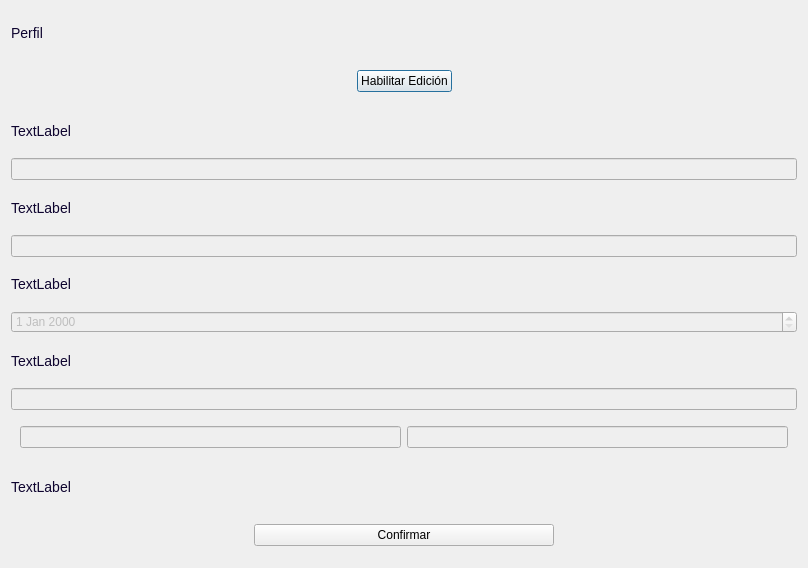
The window that app/ui/perfil.ui (Brando-1510/Proyecto-Integrador-2.0) describes before a commit, drawn with Qt 5.
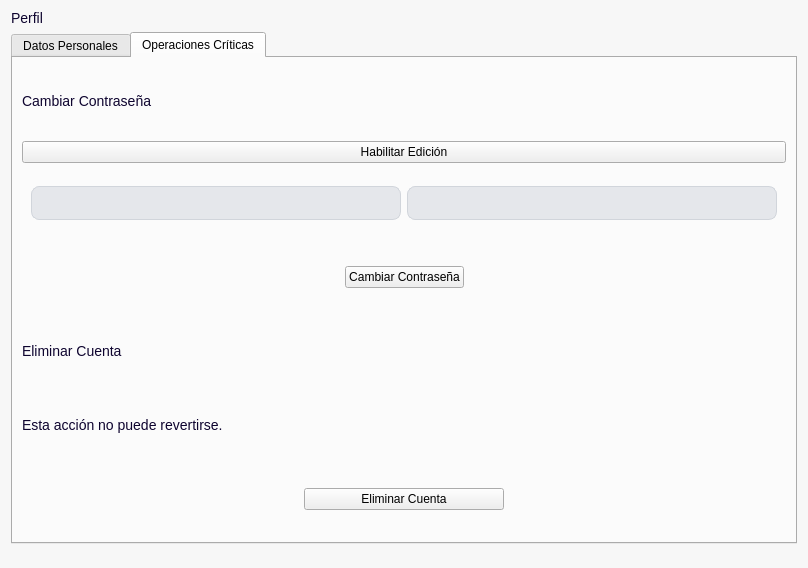
The same window after the commit. Icons and pictures are not drawn.

```diff
--- a/app/ui/perfil.ui
+++ b/app/ui/perfil.ui
@@ -14,7 +14,7 @@
    <string>Dialog</string>
   </property>
   <property name="styleSheet">
-   <string notr="true">Dialog{
+   <string notr="true">QDialog{
 background-color:#f7f7f7;
 }
 QLabel{
@@ -27,7 +27,7 @@
 font-weight: bold;
 }
 QLabel[texto=&quot;TituloPrincipal&quot;]{
-font-size:18px;
+font-size:20px;
 font-weight:bold;
 }
 QLabel[texto=&quot;Valor&quot;]{
@@ -87,12 +87,147 @@
 QPushButton[boton=&quot;Secundario&quot;]:pressed {
     background-color: rgba(131, 117, 174, 0.9);
 }
+/* --- BOTÓN TEXTO --- */
 
+QPushButton[boton=&quot;BotonTexto&quot;] {
+    border: none;
+    background: transparent;
+    padding: 0px;
+    margin: 0px;
+    color: #0E042F;
+    font-weight: bold;
+    font-size: 16px;
+}
+
+QPushButton[boton=&quot;BotonTexto&quot;]:hover {
+    color: #6C6686;
+    background: transparent;
+}
+
+QPushButton[boton=&quot;BotonTexto&quot;]:pressed,
+QPushButton[boton=&quot;BotonTexto&quot;]:focus {
+    border: none;
+    background: transparent;
+    outline: none;
+}
+
+/*
+-----------------------------------------------------------------------------------------------------
+Inputs
+-----------------------------------------------------------------------------------------------------*/
+/* --- ESTADO BASE --- */
+QLineEdit, QDateEdit, QPlainTextEdit, QComboBox {
+    background-color: #F8F9FA; 
+    border: 1px solid #D1D5DB; 
+    border-radius: 8px;     
+    padding: 8px 12px;         
+    color: #333333;          
+}
+
+/* --- CUANDO EL MOUSE ESTÁ ENCIMA (HOVER) --- */
+QLineEdit:hover, QDateEdit:hover, QPlainTextEdit:hover, QComboBox:hover {
+    border: 1px solid #9CA3AF;
+    background-color: #F3F4F6;
+}
+
+/* --- CUANDO TIENE EL FOCO / SE ESTÁ ESCRIBIENDO (FOCUS) --- */
+QLineEdit:focus, QDateEdit:focus, QPlainTextEdit:focus, QComboBox:focus {
+    border: 2px solid #744bcc;
+    background-color: #FFFFFF;
+}
+
+/* --- CUANDO EL CAMPO ESTÁ DESHABILITADO (DISABLED) --- */
+QLineEdit:disabled, QDateEdit:disabled, QPlainTextEdit:disabled, QComboBox:disabled {
+    background-color: #E5E7EB;
+    color: #9CA3AF;
+    border: 1px solid #D1D5DB;
+}
+
+/* --- ESTILO ESPECÍFICO PARA EL BOTÓN DE FLECHA EN QDATEEDIT --- */
+QDateEdit::drop-down {
+    subcontrol-origin: padding;
+    subcontrol-position: top right;
+    width: 20px;
+    border-left-width: 1px;
+    border-left-color: #D1D5DB;
+    border-left-style: solid;
+    border-top-right-radius: 8px;
+    border-bottom-right-radius: 8px;
+}
+
+/* --- ESTILO DEL QCOMBOBOX --- */
+QComboBox {
+    background-color: #F8F9FA;
+    border: 1px solid #D1D5DB;
+    border-radius: 8px;
+    padding: 8px 12px;
+    padding-right: 30px;
+    color: #333333;
+}
+
+QComboBox:hover {
+    border: 1px solid #9CA3AF;
+    background-color: #F3F4F6;
+}
+
+QComboBox:focus {
+    border: 2px solid #744bcc;
+    background-color: #FFFFFF;
+}
+
+QComboBox:disabled {
+    background-color: #E5E7EB;
+    color: #9CA3AF;
+    border: 1px solid #D1D5DB;
+}
+
+/* --- BOTÓN DE DESPLEGAR --- */
+QComboBox::drop-down {
+    subcontrol-origin: padding;
+    subcontrol-position: top right;
+    width: 30px;
+    border-left: 1px solid #D1D5DB;
+    border-top-right-radius: 8px;
+    border-bottom-right-radius: 8px;
+}
+
+/* --- FLECHA --- */
+QComboBox::down-arrow {
+    image: url(:/icons/chevron.svg);
+    width: 12px;
+    height: 12px;
+}
+/* --- LISTA DESPLEGABLE DEL QCOMBOBOX --- */
+QComboBox QAbstractItemView {
+    background-color: #FFFFFF;
+    border: 1px solid #D1D5DB;
+    border-radius: 8px;
+    padding: 4px;
+    color: #333333;
+    selection-background-color: #744bcc;
+    selection-color: #FFFFFF;
+}
+
+/* --- HOVER DE LOS ELEMENTOS DEL QCOMBOBOX --- */
+QComboBox QAbstractItemView::item:hover {
+    background-color: #F3F4F6;
+    color: #333333;
+}
 </string>
   </property>
   <layout class="QVBoxLayout" name="verticalLayout">
+   <property name="topMargin">
+    <number>10</number>
+   </property>
+   <property name="bottomMargin">
+    <number>0</number>
+   </property>
    <item>
     <widget class="QLabel" name="label">
+     <property name="styleSheet">
+      <string notr="true">qproperty-alignment: 'AlignCenter';
+</string>
+     </property>
      <property name="text">
       <string>Perfil</string>
      </property>
@@ -102,7 +237,72 @@
     </widget>
    </item>
    <item>
+    <widget class="QTabWidget" name="tabWidget">
+     <property name="styleSheet">
+      <string notr="true">QTabWidget {
+    background-color: transparent;
+}
+
+QTabWidget::pane {
+    border: none;
+    background-color: transparent;
+}
+
+QTabWidget &gt; QWidget {
+    background-color: transparent;
+}
+
+QTabBar {
+    background-color: transparent;
+    qproperty-drawBase: 0;
+}
+
+QTabBar::tab {
+    background: transparent;
+    color: #79668E;
+    padding: 8px 16px;
+    border: none;
+    border-bottom: 2px solid transparent;
+   
+    min-width: 180px; 
+    
+    margin-right: 0px; /* Cambiar a 0px ayuda a que no queden huecos feos */
+    font-family: &quot;Manrope&quot;, &quot;Segoe UI&quot;, sans-serif;
+    font-size: 13px;
+    font-weight: 600;
+}
+
+
+QTabBar::tab:hover {
+    color: #16094C;
+    border-bottom: 2px solid #D6CEE5; /* Línea tenue al pasar el ratón */
+}
+
+QTabBar::tab:selected {
+    background: transparent;
+    color: #16094C; /* Púrpura oscuro para texto activo */
+    border-bottom: 3px solid #16094C; /* Indicador de línea activa */
+}</string>
+     </property>
+     <property name="currentIndex">
+      <number>1</number>
+     </property>
+     <widget class="QWidget" name="tab">
+      <attribute name="title">
+       <string>Datos Personales</string>
+      </attribute>
+      <layout class="QVBoxLayout" name="verticalLayout_2">
+       <property name="bottomMargin">
+        <number>0</number>
+       </property>
+       <item>
     <widget class="QWidget" name="widget" native="true">
+         <property name="maximumSize">
+          <size>
+           <width>16777215</width>
+           <height>100</height>
+          </size>
+         </property>
      <layout class="QHBoxLayout" name="horizontalLayout">
       <item>
        <spacer name="horizontalSpacer">
@@ -145,13 +345,19 @@
    </item>
    <item>
     <widget class="QLabel" name="label_2">
+         <property name="maximumSize">
+          <size>
+           <width>16777215</width>
+           <height>20</height>
+          </size>
+         </property>
      <property name="text">
-      <string>TextLabel</string>
+          <string>Nombre de Usuario</string>
      </property>
     </widget>
    </item>
    <item>
-    <widget class="QLineEdit" name="lineEdit">
+        <widget class="QLineEdit" name="nombreUsuario">
      <property name="enabled">
       <bool>false</bool>
      </property>
@@ -159,13 +365,19 @@
    </item>
    <item>
     <widget class="QLabel" name="label_3">
+         <property name="maximumSize">
+          <size>
+           <width>16777215</width>
+           <height>20</height>
+          </size>
+         </property>
      <property name="text">
-      <string>TextLabel</string>
+          <string>Email</string>
      </property>
     </widget>
    </item>
    <item>
-    <widget class="QLineEdit" name="lineEdit_2">
+        <widget class="QLineEdit" name="email">
      <property name="enabled">
       <bool>false</bool>
      </property>
@@ -173,62 +385,33 @@
    </item>
    <item>
     <widget class="QLabel" name="label_4">
-     <property name="text">
-      <string>TextLabel</string>
-     </property>
-    </widget>
-   </item>
-   <item>
-    <widget class="QDateEdit" name="dateEdit">
-     <property name="enabled">
-      <bool>false</bool>
-     </property>
-    </widget>
-   </item>
-   <item>
-    <widget class="QLabel" name="label_5">
+         <property name="maximumSize">
+          <size>
+           <width>16777215</width>
+           <height>20</height>
+          </size>
+         </property>
      <property name="text">
-      <string>TextLabel</string>
+          <string>Fecha de Nacimiento</string>
      </property>
     </widget>
    </item>
    <item>
-    <widget class="QLineEdit" name="lineEdit_3">
+        <widget class="QDateEdit" name="inputFecha">
      <property name="enabled">
       <bool>false</bool>
      </property>
     </widget>
    </item>
    <item>
-    <widget class="QWidget" name="widget_2" native="true">
-     <layout class="QHBoxLayout" name="horizontalLayout_3">
-      <item>
-       <widget class="QLineEdit" name="lineEdit_4">
-        <property name="enabled">
-         <bool>false</bool>
-        </property>
-       </widget>
-      </item>
-      <item>
-       <widget class="QLineEdit" name="lineEdit_5">
-        <property name="enabled">
-         <bool>false</bool>
-        </property>
-       </widget>
-      </item>
-     </layout>
-    </widget>
-   </item>
-   <item>
-    <widget class="QLabel" name="label_6">
-     <property name="text">
-      <string>TextLabel</string>
-     </property>
-    </widget>
-   </item>
-   <item>
-    <widget class="QWidget" name="widget_3" native="true">
-     <layout class="QHBoxLayout" name="horizontalLayout_2">
+        <widget class="QWidget" name="widget_4" native="true">
+         <property name="maximumSize">
+          <size>
+           <width>16777215</width>
+           <height>50</height>
+          </size>
+         </property>
+         <layout class="QHBoxLayout" name="horizontalLayout_4">
       <item>
        <widget class="QPushButton" name="pushButton_2">
         <property name="maximumSize">
@@ -246,6 +429,143 @@
        </widget>
       </item>
      </layout>
+        </widget>
+       </item>
+      </layout>
+     </widget>
+     <widget class="QWidget" name="tab_2">
+      <attribute name="title">
+       <string>Operaciones Críticas</string>
+      </attribute>
+      <layout class="QVBoxLayout" name="verticalLayout_3">
+       <item>
+        <widget class="QLabel" name="label_6">
+         <property name="text">
+          <string>Cambiar Contraseña</string>
+         </property>
+         <property name="texto" stdset="0">
+          <string>Destacado</string>
+         </property>
+        </widget>
+       </item>
+       <item>
+        <widget class="QPushButton" name="habilitarContrasena">
+         <property name="text">
+          <string>Habilitar Edición</string>
+         </property>
+         <property name="boton" stdset="0">
+          <string>BotonTexto</string>
+         </property>
+        </widget>
+       </item>
+       <item>
+        <widget class="QWidget" name="widget_2" native="true">
+         <layout class="QHBoxLayout" name="horizontalLayout_3">
+          <item>
+           <widget class="QLineEdit" name="contra">
+            <property name="enabled">
+             <bool>false</bool>
+            </property>
+           </widget>
+          </item>
+          <item>
+           <widget class="QLineEdit" name="confirmarContra">
+            <property name="enabled">
+             <bool>false</bool>
+            </property>
+           </widget>
+          </item>
+         </layout>
+        </widget>
+       </item>
+       <item>
+        <widget class="QWidget" name="widget_5" native="true">
+         <layout class="QHBoxLayout" name="horizontalLayout_5">
+          <item>
+           <spacer name="horizontalSpacer_3">
+            <property name="orientation">
+             <enum>Qt::Horizontal</enum>
+            </property>
+            <property name="sizeHint" stdset="0">
+             <size>
+              <width>40</width>
+              <height>20</height>
+             </size>
+            </property>
+           </spacer>
+          </item>
+          <item>
+           <widget class="QPushButton" name="cambiarContrasena">
+            <property name="text">
+             <string>Cambiar Contraseña</string>
+            </property>
+            <property name="boton" stdset="0">
+             <string>Primario</string>
+            </property>
+           </widget>
+          </item>
+          <item>
+           <spacer name="horizontalSpacer_4">
+            <property name="orientation">
+             <enum>Qt::Horizontal</enum>
+            </property>
+            <property name="sizeHint" stdset="0">
+             <size>
+              <width>40</width>
+              <height>20</height>
+             </size>
+            </property>
+           </spacer>
+          </item>
+         </layout>
+        </widget>
+       </item>
+       <item>
+        <widget class="QLabel" name="label_5">
+         <property name="text">
+          <string>Eliminar Cuenta</string>
+         </property>
+         <property name="texto" stdset="0">
+          <string>Destacado</string>
+         </property>
+        </widget>
+       </item>
+       <item>
+        <widget class="QLabel" name="label_7">
+         <property name="text">
+          <string>Esta acción no puede revertirse.</string>
+         </property>
+        </widget>
+       </item>
+       <item>
+        <widget class="QWidget" name="widget_6" native="true">
+         <layout class="QHBoxLayout" name="horizontalLayout_6">
+          <item>
+           <widget class="QPushButton" name="pushButton_5">
+            <property name="maximumSize">
+             <size>
+              <width>200</width>
+              <height>16777215</height>
+             </size>
+            </property>
+            <property name="text">
+             <string>Eliminar Cuenta</string>
+            </property>
+            <property name="boton" stdset="0">
+             <string>Secundario</string>
+            </property>
+           </widget>
+          </item>
+         </layout>
+        </widget>
+       </item>
+      </layout>
+     </widget>
+    </widget>
+   </item>
+   <item>
+    <widget class="QWidget" name="widget_3" native="true">
+     <layout class="QHBoxLayout" name="horizontalLayout_2"/>
     </widget>
    </item>
   </layout>
```
Left out of the diff: 2 changed lines with no effect on the pictures. Lines whose indentation alone changed are shown as unchanged.
